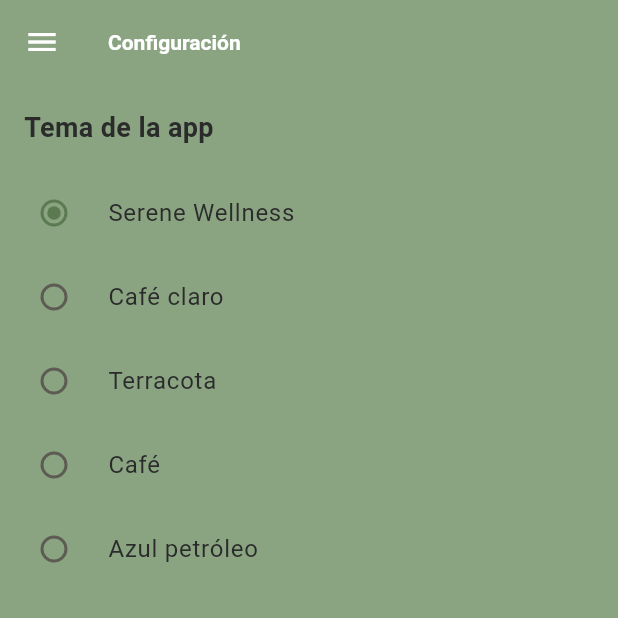
After one commit to Fvargas17/Widget-VocIng, a Flutter app: the screen it shows after launch, in the side drawer, after a tap on "Configuración", on a phone screen of 412 x 824 dp, the top half of it. The commit adds this screen. Run offline on Flutter 3.47's test engine with Material 3 defaults, Android fonts, the phone set to English and light mode, and no system bars; our stand-ins replace shared_preferences; missing offline and left inert: home_widget; network calls fail.

Commit message:
Primeros pasos de UI
Se agregan 5 temas para seleccion en nueva seccion de configuracion en el menu lateral

```diff
--- a/widget_vocing/lib/main.dart
+++ b/widget_vocing/lib/main.dart
@@ -4,14 +4,24 @@ import 'package:home_widget/home_widget.dart';
 import 'screens/home_screen.dart';
 import 'screens/learned_words_screen.dart';
 import 'screens/pack_management_screen.dart';
+import 'screens/settings_screen.dart';
 import 'services/home_widget_callback.dart';
+import 'services/theme_notifier.dart';
+import 'services/theme_service.dart';
+import 'theme/app_theme_preset.dart';
 
 export 'screens/home_screen.dart' show HomeScreen, VocabularyCard;
 
 void main() {
   WidgetsFlutterBinding.ensureInitialized();
   HomeWidget.registerInteractivityCallback(backgroundCallback);
+  _loadPersistedThemePreset();
   runApp(const WidgetVocIngApp());
+}
+
+Future<void> _loadPersistedThemePreset() async {
+  final storedId = await getSelectedThemePresetId();
+  selectedThemePresetIdNotifier.value = storedId;
 }
 
 class WidgetVocIngApp extends StatelessWidget {
@@ -19,14 +29,22 @@ class WidgetVocIngApp extends StatelessWidget {
 
   @override
   Widget build(BuildContext context) {
+    return ValueListenableBuilder<String>(
+      valueListenable: selectedThemePresetIdNotifier,
+      builder: (context, presetId, _) {
+        final preset = resolveThemePreset(presetId);
         return MaterialApp(
           debugShowCheckedModeBanner: false,
           title: 'Widget VocIng',
+          theme: preset.themeData,
           initialRoute: '/',
           routes: {
             '/': (_) => const HomeScreen(),
             '/packs': (_) => const PackManagementScreen(),
             '/learned': (_) => const LearnedWordsScreen(),
+            '/settings': (_) => const SettingsScreen(),
+          },
+        );
       },
     );
   }
--- a/widget_vocing/lib/screens/home_screen.dart
+++ b/widget_vocing/lib/screens/home_screen.dart
@@ -123,7 +123,7 @@ class _HomeScreenState extends State<HomeScreen> {
       floatingActionButton: items == null
           ? null
           : Row(
-              mainAxisAlignment: MainAxisAlignment.spaceEvenly,
+              mainAxisSize: MainAxisSize.min,
               children: [
                 FloatingActionButton(
                   heroTag: 'prev_word_fab',
@@ -131,6 +131,7 @@ class _HomeScreenState extends State<HomeScreen> {
                   tooltip: 'Palabra anterior',
                   child: const Icon(Icons.arrow_back),
                 ),
+                const SizedBox(width: 24),
                 FloatingActionButton(
                   heroTag: 'next_word_fab',
                   onPressed:
@@ -138,7 +139,7 @@ class _HomeScreenState extends State<HomeScreen> {
                           ? null
                           : _showNextWord,
                   tooltip: 'Otra palabra',
-                  child: const Icon(Icons.refresh),
+                  child: const Icon(Icons.arrow_forward),
                 ),
               ],
             ),
@@ -159,18 +160,24 @@ class VocabularyCard extends StatelessWidget {
         padding: const EdgeInsets.all(24),
         child: Column(
           mainAxisSize: MainAxisSize.min,
+          crossAxisAlignment: CrossAxisAlignment.stretch,
           children: [
-            Text(
-              item.word,
-              style: const TextStyle(fontSize: 30, fontWeight: FontWeight.bold),
+            FittedBox(
+              fit: BoxFit.scaleDown,
+              child: Text(
+                item.word,
+                maxLines: 1,
+                textAlign: TextAlign.center,
+                style: const TextStyle(fontSize: 30, fontWeight: FontWeight.bold),
+              ),
             ),
             const SizedBox(height: 4),
             Text(
               '/${item.pronunciation}/',
-              style: const TextStyle(
+              style: TextStyle(
                 fontSize: 16,
                 fontStyle: FontStyle.italic,
-                color: Colors.grey,
+                color: Theme.of(context).colorScheme.onSurfaceVariant,
               ),
             ),
             const SizedBox(height: 20),
--- /dev/null
+++ b/widget_vocing/lib/screens/settings_screen.dart
@@ -0,0 +1,65 @@
+import 'package:flutter/material.dart';
+
+import '../services/theme_notifier.dart';
+import '../services/theme_service.dart';
+import '../theme/app_theme_preset.dart';
+import '../widgets/app_drawer.dart';
+
+class SettingsScreen extends StatefulWidget {
+  const SettingsScreen({super.key});
+
+  @override
+  State<SettingsScreen> createState() => _SettingsScreenState();
+}
+
+class _SettingsScreenState extends State<SettingsScreen> {
+  String? _selectedPresetId;
+
+  @override
+  void initState() {
+    super.initState();
+    getSelectedThemePresetId().then((id) {
+      if (!mounted) return;
+      setState(() => _selectedPresetId = id);
+    });
+  }
+
+  Future<void> _selectPreset(String presetId) async {
+    setState(() => _selectedPresetId = presetId);
+    await setSelectedThemePresetId(presetId);
+    selectedThemePresetIdNotifier.value = presetId;
+  }
+
+  @override
+  Widget build(BuildContext context) {
+    final selectedPresetId = _selectedPresetId;
+    return Scaffold(
+      appBar: AppBar(title: const Text('Configuración')),
+      drawer: const AppDrawer(currentScreen: AppScreen.settings),
+      body: selectedPresetId == null
+          ? const Center(child: CircularProgressIndicator())
+          : RadioGroup<String>(
+              groupValue: selectedPresetId,
+              onChanged: (value) {
+                if (value != null) _selectPreset(value);
+              },
+              child: ListView(
+                children: [
+                  const Padding(
+                    padding: EdgeInsets.all(16),
+                    child: Text(
+                      'Tema de la app',
+                      style: TextStyle(fontSize: 18, fontWeight: FontWeight.bold),
+                    ),
+                  ),
+                  for (final preset in appThemePresets)
+                    RadioListTile<String>(
+                      value: preset.id,
+                      title: Text(preset.displayName),
+                    ),
+                ],
+              ),
+            ),
+    );
+  }
+}
--- /dev/null
+++ b/widget_vocing/lib/services/theme_notifier.dart
@@ -0,0 +1,9 @@
+import 'package:flutter/foundation.dart';
+
+import '../theme/app_theme_preset.dart';
+
+/// Id del preset de tema activo actualmente. `SettingsScreen` lo actualiza
+/// al elegir un preset y `WidgetVocIngApp` (en `main.dart`) lo escucha para
+/// reconstruir el `MaterialApp` con el tema correspondiente.
+final ValueNotifier<String> selectedThemePresetIdNotifier =
+    ValueNotifier<String>(defaultThemePresetId);
--- /dev/null
+++ b/widget_vocing/lib/services/theme_service.dart
@@ -0,0 +1,17 @@
+import 'package:shared_preferences/shared_preferences.dart';
+
+import '../theme/app_theme_preset.dart';
+
+const _themePresetPrefsKey = 'selected_theme_preset_id';
+
+/// Id del preset de tema elegido por el usuario en Configuración. Si no hay
+/// ninguno guardado todavía, retorna [defaultThemePresetId].
+Future<String> getSelectedThemePresetId() async {
+  final prefs = await SharedPreferences.getInstance();
+  return prefs.getString(_themePresetPrefsKey) ?? defaultThemePresetId;
+}
+
+Future<void> setSelectedThemePresetId(String presetId) async {
+  final prefs = await SharedPreferences.getInstance();
+  await prefs.setString(_themePresetPrefsKey, presetId);
+}
--- /dev/null
+++ b/widget_vocing/lib/theme/app_theme_builder.dart
@@ -0,0 +1,88 @@
+import 'package:flutter/material.dart';
+
+import 'app_theme_roles.dart';
+
+/// Construye un `ThemeData` (Material 3) completo a partir de los 7 roles
+/// de [AppThemeRoles]. Todos los presets del catálogo pasan por aquí, así
+/// que agregar un preset nuevo no requiere tocar esta función, solo definir
+/// sus roles en `app_theme_preset.dart`.
+ThemeData buildThemeFromRoles(AppThemeRoles roles) {
+  final colorScheme = ColorScheme.light(
+    primary: roles.primary,
+    onPrimary: Colors.white,
+    primaryContainer: roles.softAccent,
+    onPrimaryContainer: roles.text,
+    secondary: roles.accent,
+    onSecondary: Colors.white,
+    secondaryContainer: roles.softAccent,
+    onSecondaryContainer: roles.text,
+    surface: roles.background,
+    onSurface: roles.text,
+    surfaceContainer: roles.card,
+    onSurfaceVariant: roles.textSecondary,
+    outline: roles.softAccent,
+  );
+
+  final baseTextTheme = ThemeData.light().textTheme;
+  final textTheme = baseTextTheme.copyWith(
+    titleLarge: baseTextTheme.titleLarge?.copyWith(
+      fontWeight: FontWeight.bold,
+      color: roles.text,
+    ),
+    titleMedium: baseTextTheme.titleMedium?.copyWith(
+      fontWeight: FontWeight.bold,
+      color: roles.text,
+    ),
+    bodyLarge: baseTextTheme.bodyLarge?.copyWith(color: roles.text),
+    bodyMedium: baseTextTheme.bodyMedium?.copyWith(color: roles.text),
+  );
+
+  return ThemeData(
+    useMaterial3: true,
+    colorScheme: colorScheme,
+    scaffoldBackgroundColor: roles.background,
+    textTheme: textTheme,
+    appBarTheme: AppBarTheme(
+      backgroundColor: roles.accent,
+      foregroundColor: Colors.white,
+      elevation: 0,
+      titleTextStyle: textTheme.titleLarge?.copyWith(color: Colors.white),
+    ),
+    cardTheme: CardThemeData(
+      color: roles.card,
+      elevation: 2,
+      shape: RoundedRectangleBorder(
+        borderRadius: BorderRadius.circular(24),
+      ),
+      margin: const EdgeInsets.all(12),
+    ),
+    floatingActionButtonTheme: FloatingActionButtonThemeData(
+      backgroundColor: roles.primary,
+      foregroundColor: Colors.white,
+      shape: RoundedRectangleBorder(
+        borderRadius: BorderRadius.circular(20),
+      ),
+    ),
+    drawerTheme: DrawerThemeData(
+      backgroundColor: roles.card,
+    ),
+    listTileTheme: ListTileThemeData(
+      selectedColor: roles.primary,
+      selectedTileColor: roles.softAccent,
+      iconColor: roles.primary,
+    ),
+    progressIndicatorTheme: ProgressIndicatorThemeData(
+      color: roles.primary,
+      linearTrackColor: roles.softAccent,
+    ),
+    textButtonTheme: TextButtonThemeData(
+      style: TextButton.styleFrom(foregroundColor: roles.primary),
+    ),
+    dialogTheme: DialogThemeData(
+      backgroundColor: roles.card,
+      shape: RoundedRectangleBorder(
+        borderRadius: BorderRadius.circular(20),
+      ),
+    ),
+  );
+}
--- /dev/null
+++ b/widget_vocing/lib/theme/app_theme_preset.dart
@@ -0,0 +1,117 @@
+import 'package:flutter/material.dart';
+
+import 'app_theme_builder.dart';
+import 'app_theme_roles.dart';
+
+/// Un preset de tema seleccionable desde la pantalla de Configuración.
+/// Agregar un preset nuevo es solo sumar una entrada a [appThemePresets]
+/// con sus [AppThemeRoles] — [buildThemeFromRoles] arma el `ThemeData`.
+@immutable
+class AppThemePreset {
+  const AppThemePreset({
+    required this.id,
+    required this.displayName,
+    required this.themeData,
+  });
+
+  /// Id persistido en `shared_preferences`.
+  final String id;
+
+  /// Nombre visible en la pantalla de Configuración.
+  final String displayName;
+
+  final ThemeData themeData;
+}
+
+/// Catálogo de presets disponibles, en el orden en que se listan en
+/// Configuración. Todos comparten el mismo verde salvia (`#8AA482`) como
+/// `primary`, salvo "Serene Wellness" (el original, con su propio verde más
+/// oscuro), y se diferencian por su color de acento/personalidad.
+final List<AppThemePreset> appThemePresets = [
+  AppThemePreset(
+    id: 'serene_wellness',
+    displayName: 'Serene Wellness',
+    themeData: buildThemeFromRoles(
+      const AppThemeRoles(
+        primary: Color(0xFF5C7A52),
+        accent: Color(0xFF8AA482),
+        background: Color(0xFF8AA482),
+        card: Color(0xFFEBD8C3),
+        text: Color(0xFF2B2B2B),
+        textSecondary: Color(0xFF5C5C52),
+        softAccent: Color(0xFFEAD9BB),
+      ),
+    ),
+  ),
+  AppThemePreset(
+    id: 'cafe_claro',
+    displayName: 'Café claro',
+    themeData: buildThemeFromRoles(
+      const AppThemeRoles(
+        primary: Color(0xFF8AA482),
+        accent: Color(0xFFB89B7A),
+        background: Color(0xFFF5F1E8),
+        card: Color(0xFFFFFDF8),
+        text: Color(0xFF3D3A34),
+        textSecondary: Color(0xFF756F64),
+        softAccent: Color(0xFFE4D8C6),
+      ),
+    ),
+  ),
+  AppThemePreset(
+    id: 'terracota',
+    displayName: 'Terracota',
+    themeData: buildThemeFromRoles(
+      const AppThemeRoles(
+        primary: Color(0xFF8AA482),
+        accent: Color(0xFFB8755D),
+        background: Color(0xFFF7F1E8),
+        card: Color(0xFFFFFCF7),
+        text: Color(0xFF39352F),
+        textSecondary: Color(0xFF756D63),
+        softAccent: Color(0xFFE8D6C7),
+      ),
+    ),
+  ),
+  AppThemePreset(
+    id: 'cafe',
+    displayName: 'Café',
+    themeData: buildThemeFromRoles(
+      const AppThemeRoles(
+        primary: Color(0xFF8AA482),
+        accent: Color(0xFF7A5C48),
+        background: Color(0xFFF3EFE8),
+        card: Color(0xFFFFFFFF),
+        text: Color(0xFF302A25),
+        textSecondary: Color(0xFF756A61),
+        softAccent: Color(0xFFDED2C7),
+      ),
+    ),
+  ),
+  AppThemePreset(
+    id: 'azul_petroleo',
+    displayName: 'Azul petróleo',
+    themeData: buildThemeFromRoles(
+      const AppThemeRoles(
+        primary: Color(0xFF8AA482),
+        accent: Color(0xFF42666A),
+        background: Color(0xFFF2F5F2),
+        card: Color(0xFFFFFFFF),
+        text: Color(0xFF26302E),
+        textSecondary: Color(0xFF687471),
+        softAccent: Color(0xFFD7E3DF),
+      ),
+    ),
+  ),
+];
+
+const String defaultThemePresetId = 'serene_wellness';
+
+/// Busca un preset por id; si no existe (p. ej. quedó guardado un id de un
+/// preset que ya no está en el catálogo), cae al primero disponible.
+AppThemePreset resolveThemePreset(String id) {
+  return appThemePresets.firstWhere(
+    (preset) => preset.id == id,
+    orElse: () => appThemePresets.first,
+  );
+}
--- /dev/null
+++ b/widget_vocing/lib/theme/app_theme_roles.dart
@@ -0,0 +1,42 @@
+import 'package:flutter/material.dart';
+
+/// Set común de roles semánticos que debe definir cada preset de tema.
+/// Mantener esta lista corta y estable es lo que permite que agregar un
+/// preset nuevo sea solo rellenar estos 7 colores — ver
+/// `lib/theme/app_theme_builder.dart` para cómo se traducen a un
+/// `ThemeData` completo, y `lib/theme/app_theme_preset.dart` para el
+/// catálogo de presets.
+@immutable
+class AppThemeRoles {
+  const AppThemeRoles({
+    required this.primary,
+    required this.accent,
+    required this.background,
+    required this.card,
+    required this.text,
+    required this.textSecondary,
+    required this.softAccent,
+  });
+
+  /// Color de marca principal: FAB y acciones destacadas.
+  final Color primary;
+
+  /// Color secundario "de personalidad" del preset: AppBar.
+  final Color accent;
+
+  /// Fondo general del Scaffold.
+  final Color background;
+
+  /// Fondo de las Cards y del Drawer.
+  final Color card;
+
+  /// Color de texto principal.
+  final Color text;
+
+  /// Color de texto secundario (ej. pronunciación en `VocabularyCard`).
+  final Color textSecondary;
+
+  /// Acento suave para resaltados (ListTile seleccionado, contenedores
+  /// secundarios, bordes sutiles).
+  final Color softAccent;
+}
--- a/widget_vocing/lib/widgets/app_drawer.dart
+++ b/widget_vocing/lib/widgets/app_drawer.dart
@@ -1,7 +1,7 @@
 import 'package:flutter/material.dart';
 
 /// Identifica qué pantalla del Drawer está activa, para resaltarla.
-enum AppScreen { home, packs, learned }
+enum AppScreen { home, packs, learned, settings }
 
 /// Menú lateral compartido por las dos pantallas de la app. Usa rutas
 /// nombradas (declaradas en `MaterialApp`) en vez de referenciar los
@@ -41,6 +41,12 @@ class AppDrawer extends StatelessWidget {
             selected: currentScreen == AppScreen.learned,
             onTap: () => _navigateTo(context, AppScreen.learned, '/learned'),
           ),
+          ListTile(
+            leading: const Icon(Icons.settings),
+            title: const Text('Configuración'),
+            selected: currentScreen == AppScreen.settings,
+            onTap: () => _navigateTo(context, AppScreen.settings, '/settings'),
+          ),
         ],
       ),
     );
```
Also changed, not shown: 1 other file. Lines whose indentation alone changed are shown as unchanged.
